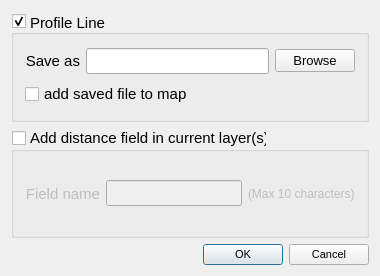
This is ui/lpExportDialog.ui in wiscsims/line_profile as Qt 5 draws it before an edit. The edited form follows.
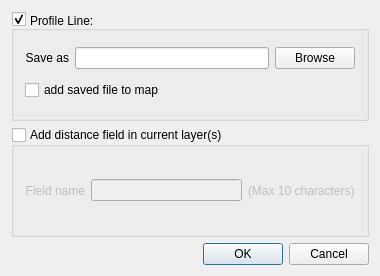
This is the edited form.

Commit message: Improve High-DPI UI layout

What changed in the file:
```diff
--- a/ui/lpExportDialog.ui
+++ b/ui/lpExportDialog.ui
@@ -10,23 +10,6 @@
     <height>276</height>
    </rect>
   </property>
-  <property name="minimumSize">
-   <size>
-    <width>380</width>
-    <height>276</height>
-   </size>
-  </property>
-  <property name="maximumSize">
-   <size>
-    <width>380</width>
-    <height>276</height>
-   </size>
-  </property>
-  <property name="font">
-   <font>
-    <pointsize>11</pointsize>
-   </font>
-  </property>
   <property name="windowTitle">
    <string>Exporting Profile Line</string>
   </property>
@@ -36,16 +19,6 @@
   <layout class="QVBoxLayout" name="verticalLayout_2">
    <item>
     <widget class="QGroupBox" name="Grp_SaveShapeFileAs">
-     <property name="font">
-      <font>
-       <pointsize>11</pointsize>
-       <weight>50</weight>
-       <bold>false</bold>
-       <strikeout>false</strikeout>
-       <stylestrategy>PreferDefault</stylestrategy>
-       <kerning>true</kerning>
-      </font>
-     </property>
      <property name="title">
       <string>Profile Line:</string>
      </property>
@@ -63,13 +36,6 @@
        <layout class="QHBoxLayout" name="horizontalLayout">
         <item>
          <widget class="QLabel" name="label">
-          <property name="font">
-           <font>
-            <pointsize>11</pointsize>
-            <weight>50</weight>
-            <bold>false</bold>
-           </font>
-          </property>
           <property name="text">
            <string>Save as</string>
           </property>
@@ -80,12 +46,6 @@
         </item>
         <item>
          <widget class="QLineEdit" name="TBox_SaveFilePath">
-          <property name="font">
-           <font>
-            <weight>50</weight>
-            <bold>false</bold>
-           </font>
-          </property>
           <property name="dragEnabled">
            <bool>true</bool>
           </property>
@@ -96,13 +56,6 @@
         </item>
         <item>
          <widget class="QPushButton" name="Btn_SaveAs">
-          <property name="font">
-           <font>
-            <pointsize>10</pointsize>
-            <weight>50</weight>
-            <bold>false</bold>
-           </font>
-          </property>
           <property name="text">
            <string>Browse</string>
           </property>
@@ -112,12 +65,6 @@
       </item>
       <item>
        <widget class="QCheckBox" name="ChkBox_AddSavedFileToMap">
-        <property name="font">
-         <font>
-          <weight>50</weight>
-          <bold>false</bold>
-         </font>
-        </property>
         <property name="text">
          <string>add saved file to map</string>
         </property>
@@ -131,13 +78,6 @@
      <property name="enabled">
       <bool>true</bool>
      </property>
-     <property name="font">
-      <font>
-       <pointsize>11</pointsize>
-       <weight>50</weight>
-       <bold>false</bold>
-      </font>
-     </property>
      <property name="title">
       <string>Add distance field in current layer(s)</string>
      </property>
@@ -158,11 +98,6 @@
        <layout class="QHBoxLayout" name="horizontalLayout_3">
         <item>
          <widget class="QLabel" name="label_2">
-          <property name="font">
-           <font>
-            <pointsize>11</pointsize>
-           </font>
-          </property>
           <property name="text">
            <string>Field name</string>
           </property>
@@ -180,11 +115,6 @@
         </item>
         <item>
          <widget class="QLabel" name="label_3">
-          <property name="font">
-           <font>
-            <pointsize>9</pointsize>
-           </font>
-          </property>
           <property name="text">
            <string>(Max 10 characters)</string>
           </property>
@@ -197,11 +127,6 @@
    </item>
    <item>
     <widget class="QDialogButtonBox" name="btnBox">
-     <property name="font">
-      <font>
-       <pointsize>8</pointsize>
-      </font>
-     </property>
      <property name="standardButtons">
       <set>QDialogButtonBox::Cancel|QDialogButtonBox::Ok</set>
      </property>
```
The commit also changes 4 other files.
